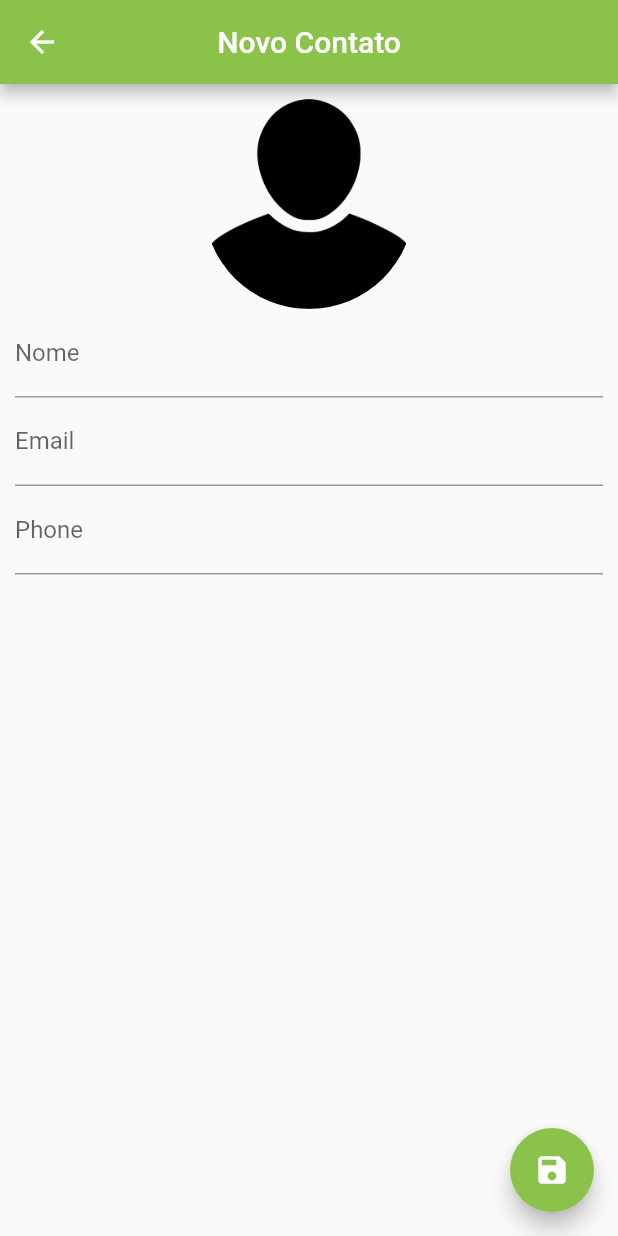
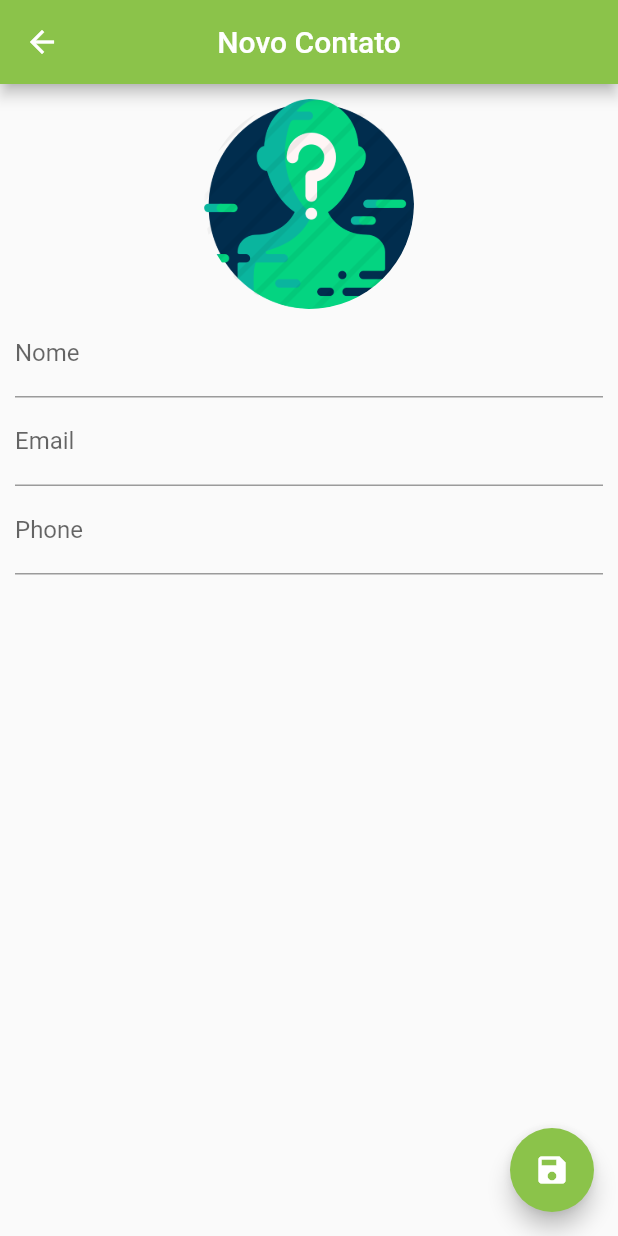
Before and after one commit to ArthurMarianoNeto/Lista-Contatos, a Flutter app: the ContactPage screen opened directly, on a phone screen of 412 x 824 dp. Run offline on Flutter 3.47's test engine with Material 2 defaults, Android fonts, the phone set to English and light mode, and no system bars; our stand-ins replace image_picker, sqflite; accounts and stored records are empty.

Commit message:
Mudança no icone de conact page

```diff
--- a/lib/ui/contact_page.dart
+++ b/lib/ui/contact_page.dart
@@ -74,7 +74,7 @@ class _ContactPageState extends State<ContactPage> {
                     image: DecorationImage(
                         image: _editedContact.img != null ?
                         FileImage(File(_editedContact.img)) :
-                        AssetImage("images/Contato_Figura.png"),
+                        AssetImage("images/Contato_Figura2.png"),
                         fit: BoxFit.cover
                     ),
                   ),
--- a/pubspec.yaml
+++ b/pubspec.yaml
@@ -57,6 +57,8 @@ flutter:
   assets:
     - images/Contato_Figura.png
     - images/Contato_Figura1.png
+    - images/Contato_Figura2.png
+    - images/Contato_Figura3.png
     - images/person.jpg
 
   # An image asset can refer to one or more resolution-specific "variants", see
```
Also changed, not shown: images/Contato_Figura2.png (added).
